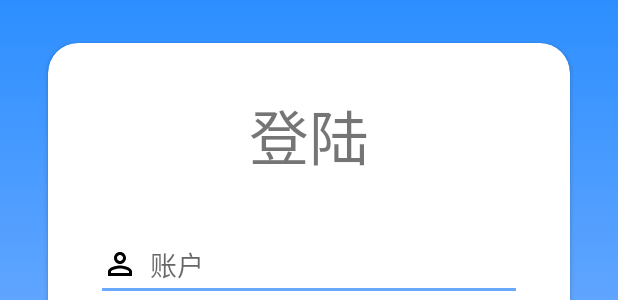
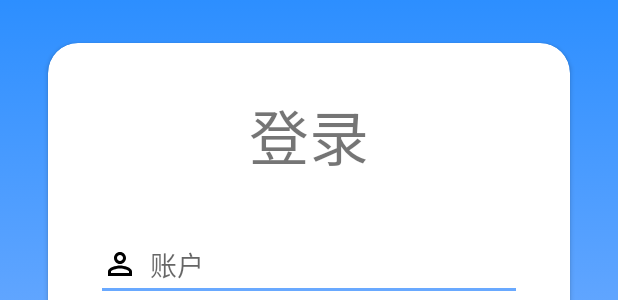
Before and after one commit to mahao111/LeShan, an Android app: the layout activity_login.xml on its own in the app's theme, with its tools: preview values and no code run, on a phone screen of 412 x 824 dp. Shown: the part 263-563 px from the top of the screen. Run offline under Robolectric (Android 15) with nearby library versions, the phone set to English and light mode, and no system bars.

Commit message:
登陆后台
spring boot

```diff
--- a/app/build.gradle
+++ b/app/build.gradle
@@ -7,7 +7,7 @@ android {
     defaultConfig {
         applicationId "com.mahao.leshan"
         minSdkVersion 21
-        targetSdkVersion 30
+        targetSdkVersion 27
         versionCode 1
         versionName "1.0"
 
@@ -43,5 +43,6 @@ dependencies {
     testImplementation 'junit:junit:4.12'
     androidTestImplementation 'androidx.test.ext:junit:1.1.1'
     androidTestImplementation 'androidx.test.espresso:espresso-core:3.2.0'
+    implementation("com.squareup.okhttp3:okhttp:4.9.0")
 
 }
--- a/app/src/main/res/layout/activity_login.xml
+++ b/app/src/main/res/layout/activity_login.xml
@@ -5,7 +5,7 @@
     android:layout_width="match_parent"
     android:layout_height="match_parent"
     android:background="@drawable/login_bacground"
-    tools:context=".test.Login">
+    tools:context=".login.Login">
 
     <TextView
         android:id="@+id/textView31"
@@ -43,7 +43,7 @@
                 android:layout_marginStart="8dp"
                 android:layout_marginTop="32dp"
                 android:layout_marginEnd="8dp"
-                android:text="登陆"
+                android:text="登录"
                 android:textAlignment="center"
                 android:textSize="40sp"
                 app:layout_constraintEnd_toEndOf="parent"
@@ -51,7 +51,7 @@
                 app:layout_constraintTop_toTopOf="parent" />
 
             <EditText
-                android:id="@+id/editTextTextPersonName"
+                android:id="@+id/login_name"
                 android:layout_width="0dp"
                 android:layout_height="wrap_content"
                 android:layout_marginStart="32dp"
@@ -61,13 +61,13 @@
                 android:drawablePadding="8dp"
                 android:ems="10"
                 android:hint="账户"
-                android:inputType="number"
+                android:inputType="text"
                 app:layout_constraintEnd_toEndOf="parent"
                 app:layout_constraintStart_toStartOf="parent"
                 app:layout_constraintTop_toBottomOf="@+id/textView30" />
 
             <EditText
-                android:id="@+id/editTextTextPersonName2"
+                android:id="@+id/login_password"
                 android:layout_width="0dp"
                 android:layout_height="wrap_content"
                 android:layout_marginStart="32dp"
@@ -77,10 +77,10 @@
                 android:drawablePadding="8dp"
                 android:ems="10"
                 android:hint="密码"
-                android:inputType="textPassword"
+                android:inputType="number"
                 app:layout_constraintEnd_toEndOf="parent"
                 app:layout_constraintStart_toStartOf="parent"
-                app:layout_constraintTop_toBottomOf="@+id/editTextTextPersonName" />
+                app:layout_constraintTop_toBottomOf="@+id/login_name" />
 
             <Button
                 android:id="@+id/button"
@@ -100,7 +100,7 @@
                 app:layout_constraintBottom_toBottomOf="parent"
                 app:layout_constraintEnd_toEndOf="parent"
                 app:layout_constraintStart_toStartOf="parent"
-                app:layout_constraintTop_toBottomOf="@+id/editTextTextPersonName2" />
+                app:layout_constraintTop_toBottomOf="@+id/login_password" />
 
         </androidx.constraintlayout.widget.ConstraintLayout>
     </androidx.cardview.widget.CardView>
--- a/app/src/main/res/layout/fragment_personal_center.xml
+++ b/app/src/main/res/layout/fragment_personal_center.xml
@@ -23,7 +23,7 @@
         android:layout_height="wrap_content"
         android:layout_marginStart="80dp"
         android:layout_marginTop="24dp"
-        android:text="马化腾"
+        android:text="陈潇潇"
         android:textSize="20sp"
         app:layout_constraintStart_toEndOf="@+id/imageView3"
         app:layout_constraintTop_toTopOf="@+id/imageView3" />
--- a/app/src/main/res/layout/nav_header_main.xml
+++ b/app/src/main/res/layout/nav_header_main.xml
@@ -27,7 +27,7 @@
         android:layout_height="wrap_content"
         android:layout_marginTop="8dp"
         android:paddingTop="@dimen/nav_header_vertical_spacing"
-        android:text="马化腾"
+        android:text="陈潇潇"
         android:textAppearance="@style/TextAppearance.AppCompat.Large"
         app:layout_constraintEnd_toEndOf="@+id/imageView"
         app:layout_constraintStart_toStartOf="@+id/imageView"
```
Also changed, not shown: app/src/main/AndroidManifest.xml (+6 -4 lines), app/src/main/java/com/mahao/leshan/login/Login.java (added, +87 -0 lines), app/src/main/java/com/mahao/leshan/register/Register.java (added, +16 -0 lines), app/src/main/java/com/mahao/leshan/test/Login.java (deleted, +0 -23 lines), app/src/main/res/layout/activity_register.xml (added, +9 -0 lines), app/src/main/res/drawable-v24/portrait.jpg (deleted), app/src/main/res/drawable/portrait.jpeg (added).
